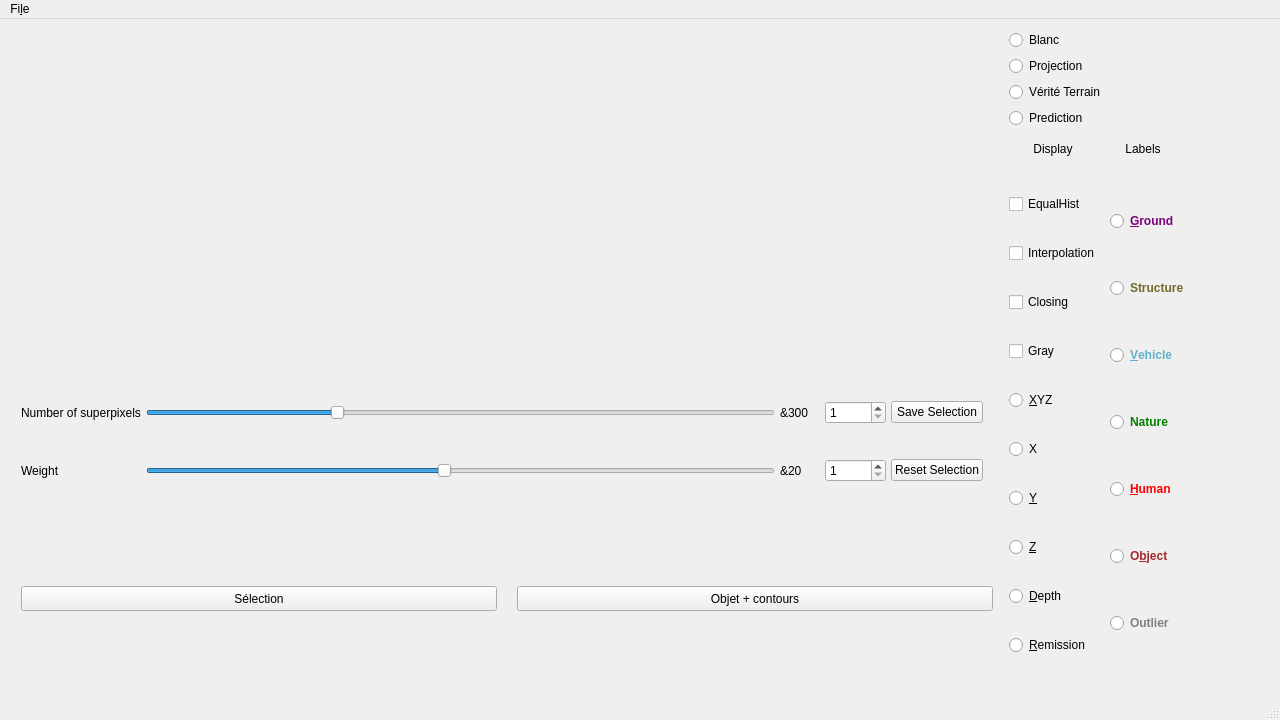
First picture: the form in src/mainwindow.ui, repository arthurjm/pfe, before the edit.
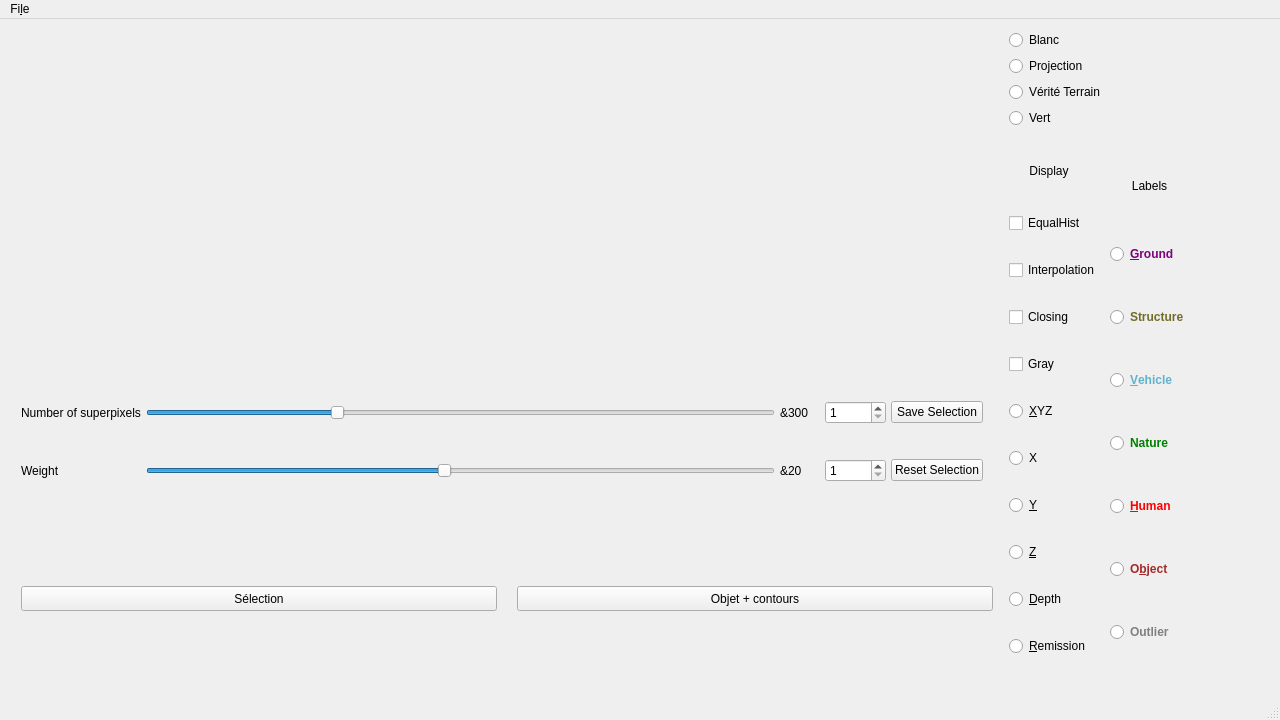
Second picture: the form after the edit. Custom widgets are drawn as their Qt base class.

Commit message: Added pointcloud color switch + ground truth color

```diff
--- a/src/mainwindow.ui
+++ b/src/mainwindow.ui
@@ -300,13 +300,13 @@
          <item>
           <widget class="QRadioButton" name="radioButton_4">
            <property name="text">
-            <string>Prediction</string>
+            <string>Vert</string>
            </property>
           </widget>
          </item>
         </layout>
        </item>
-       <item row="3" column="1">
+       <item row="2" column="1">
         <layout class="QHBoxLayout" name="clButtons">
          <property name="spacing">
           <number>10</number>
@@ -338,6 +338,34 @@
             <property name="bottomMargin">
              <number>0</number>
             </property>
+            <item>
+             <widget class="QLabel" name="displayLabel">
+              <property name="minimumSize">
+               <size>
+                <width>50</width>
+                <height>30</height>
+               </size>
+              </property>
+              <property name="maximumSize">
+               <size>
+                <width>80</width>
+                <height>30</height>
+               </size>
+              </property>
+              <property name="text">
+               <string>Display</string>
+              </property>
+              <property name="textFormat">
+               <enum>Qt::AutoText</enum>
+              </property>
+              <property name="scaledContents">
+               <bool>false</bool>
+              </property>
+              <property name="alignment">
+               <set>Qt::AlignCenter</set>
+              </property>
+             </widget>
+            </item>
             <item>
              <widget class="QCheckBox" name="display_Hist">
               <property name="text">
@@ -441,6 +469,34 @@
             <property name="bottomMargin">
              <number>0</number>
             </property>
+            <item>
+             <widget class="QLabel" name="label_label">
+              <property name="minimumSize">
+               <size>
+                <width>50</width>
+                <height>30</height>
+               </size>
+              </property>
+              <property name="maximumSize">
+               <size>
+                <width>80</width>
+                <height>30</height>
+               </size>
+              </property>
+              <property name="text">
+               <string>Labels</string>
+              </property>
+              <property name="textFormat">
+               <enum>Qt::AutoText</enum>
+              </property>
+              <property name="scaledContents">
+               <bool>false</bool>
+              </property>
+              <property name="alignment">
+               <set>Qt::AlignCenter</set>
+              </property>
+             </widget>
+            </item>
             <item>
              <widget class="QRadioButton" name="label_Ground">
               <property name="font">
@@ -561,66 +617,6 @@
          </item>
         </layout>
        </item>
-       <item row="1" column="1">
-        <layout class="QHBoxLayout" name="horizontalLayout_2">
-         <item>
-          <widget class="QLabel" name="displayLabel">
-           <property name="minimumSize">
-            <size>
-             <width>50</width>
-             <height>30</height>
-            </size>
-           </property>
-           <property name="maximumSize">
-            <size>
-             <width>80</width>
-             <height>30</height>
-            </size>
-           </property>
-           <property name="text">
-            <string>Display</string>
-           </property>
-           <property name="textFormat">
-            <enum>Qt::AutoText</enum>
-           </property>
-           <property name="scaledContents">
-            <bool>false</bool>
-           </property>
-           <property name="alignment">
-            <set>Qt::AlignCenter</set>
-           </property>
-          </widget>
-         </item>
-         <item>
-          <widget class="QLabel" name="label_label">
-           <property name="minimumSize">
-            <size>
-             <width>50</width>
-             <height>30</height>
-            </size>
-           </property>
-           <property name="maximumSize">
-            <size>
-             <width>80</width>
-             <height>30</height>
-            </size>
-           </property>
-           <property name="text">
-            <string>Labels</string>
-           </property>
-           <property name="textFormat">
-            <enum>Qt::AutoText</enum>
-           </property>
-           <property name="scaledContents">
-            <bool>false</bool>
-           </property>
-           <property name="alignment">
-            <set>Qt::AlignCenter</set>
-           </property>
-          </widget>
-         </item>
-        </layout>
-       </item>
       </layout>
      </item>
     </layout>
```
Left out of the diff: 4 changed lines with no effect on the pictures. The commit also changes 2 other files.
